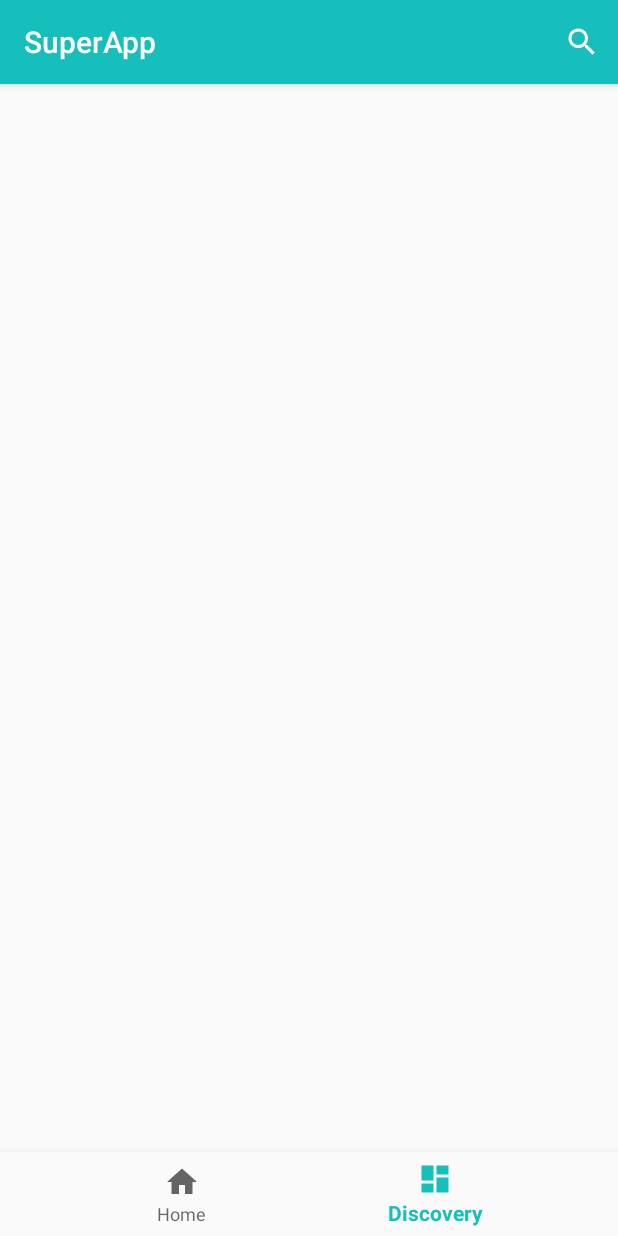
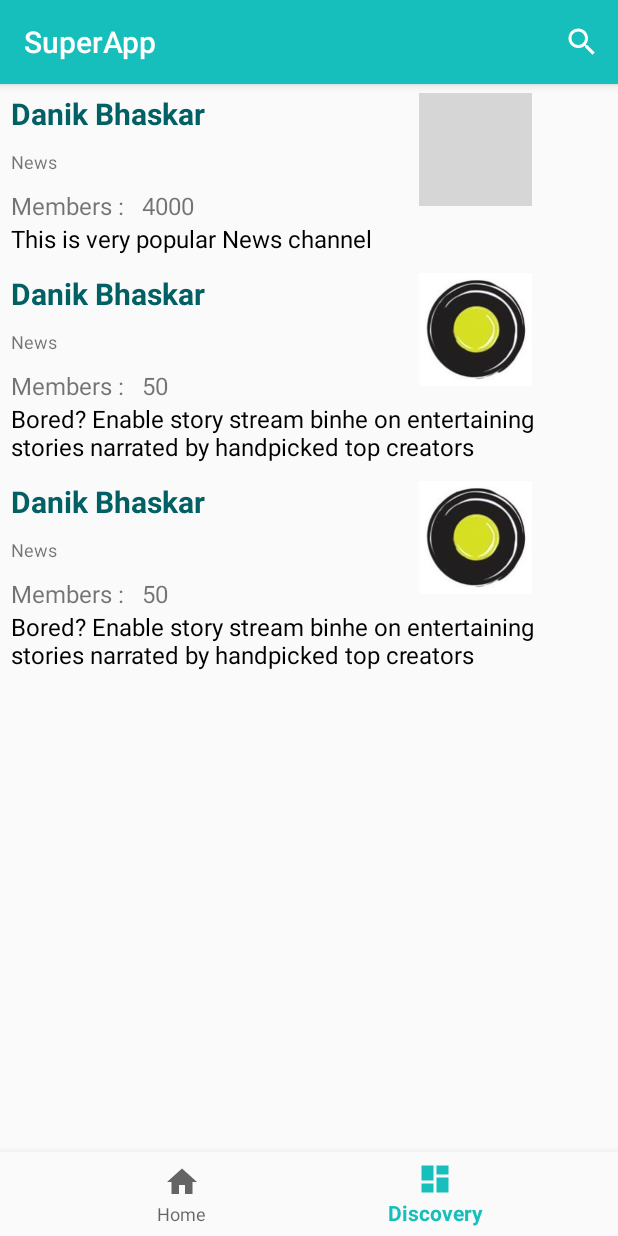
Before and after one commit to androdev700/SuperApp, an Android app: the screen it shows after launch (MainActivity), item 2 of the bottom bar chosen, on a phone screen of 412 x 824 dp. Run offline under Robolectric (Android 15) with nearby library versions, the phone set to English and light mode, and no system bars; pictures from the network do not load; grey boxes are pictures that could not be loaded.

Commit message:
Discovery Screen

```diff
--- a/app/src/main/AndroidManifest.xml
+++ b/app/src/main/AndroidManifest.xml
@@ -2,6 +2,8 @@
 <manifest xmlns:android="http://schemas.android.com/apk/res/android"
     xmlns:tools="http://schemas.android.com/tools"
     package="com.oldmen.superapp">
+
+    <uses-permission android:name="android.permission.INTERNET" />
 
     <application
         android:allowBackup="false"
--- a/app/src/main/java/com/oldmen/superapp/ui/activity/MainActivity.java
+++ b/app/src/main/java/com/oldmen/superapp/ui/activity/MainActivity.java
@@ -14,6 +14,7 @@
 import com.oldmen.superapp.R;
 import com.oldmen.superapp.ui.activity.addchannel.AddActivity;
 import com.oldmen.superapp.ui.fragment.HomeFragment;
+import com.oldmen.superapp.ui.fragment.discovery.DiscoveryFragment;
 
 public class MainActivity extends AppCompatActivity {
 
@@ -41,7 +42,7 @@
                         getMenuInflater().inflate(R.menu.menu_discovery, mOptionsMenu);
                     }
                     mfragmentTransaction = getSupportFragmentManager().beginTransaction();
-                    mfragmentTransaction.replace(R.id.main_frame, new HomeFragment());
+                    mfragmentTransaction.replace(R.id.main_frame, new DiscoveryFragment());
                     mfragmentTransaction.commit();
                     return true;
             }
--- a/app/src/main/java/com/oldmen/superapp/ui/fragment/DiscoveryFragment.java
+++ /dev/null
@@ -1,27 +0,0 @@
-package com.oldmen.superapp.ui.fragment;
-
-import android.os.Bundle;
-
-import androidx.fragment.app.Fragment;
-
-import android.view.LayoutInflater;
-import android.view.View;
-import android.view.ViewGroup;
-
-import com.oldmen.superapp.R;
-
-public class DiscoveryFragment extends Fragment {
-
-    public DiscoveryFragment() {
-        // Required empty public constructor
-    }
-
-
-    @Override
-    public View onCreateView(LayoutInflater inflater, ViewGroup container,
-                             Bundle savedInstanceState) {
-        // Inflate the layout for this fragment
-        return inflater.inflate(R.layout.fragment_discovery, container, false);
-    }
-
-}
--- /dev/null
+++ b/app/src/main/java/com/oldmen/superapp/ui/fragment/discovery/Data.java
@@ -0,0 +1,13 @@
+package com.oldmen.superapp.ui.fragment.discovery;
+
+public class Data {
+
+    String string = "[{\"title\":\"Pratilipi Hackathon\",\"category\":\"Update\",\"description\":\"Know whats going on in the pratilipi hackathon\", \"members\":40, \"logo\":\"\"}," +
+            "{\"title\":\"Unacademy\",\"category\":\"Education\",\"description\":\"India's largest learning platform\", \"members\":400, \"logo\":\"\"}," +
+            "{\"title\":\"Netflix\",\"category\":\"Entertainment\",\"description\":\"Watch anywhere\",\"rating\":4, \"members\":832, \"logo\":\"\"}," +
+            "{\"title\":\"Zomato\",\"category\":\"Food\",\"description\":\"Find the best restaurants, cafés, and bars in Bengaluru\",\"rating\":4, \"members\":900, \"logo\":\"\"}," +
+            "{\"title\":\"Makemytrip\",\"category\":\"Food\",\"description\":\"Book flights and hotels for your dream destination\",\"rating\":4, \"members\":900, \"logo\":\"\"}," +
+            "{\"title\":\"Economic Times\",\"category\":\"News\",\"description\":\"Stay updated about what happening around the world\",\"rating\":4, \"members\":900, \"logo\":\"\"}," +
+            "{\"title\":\"Angry Birds\",\"category\":\"Game\",\"description\":\"Find the best restaurants, cafés, and bars in Bengaluru\",\"rating\":4, \"members\":900, \"logo\":\"\"}," +
+            "{\"title\":\"Coursera\",\"category\":\"Education\",\"description\":\"100% online learning from the world’s best universities and companies\",\"rating\":4, \"members\":400, \"logo\":\"\"},";
+}
--- /dev/null
+++ b/app/src/main/java/com/oldmen/superapp/ui/fragment/discovery/DiscoveryAdapter.java
@@ -0,0 +1,98 @@
+package com.oldmen.superapp.ui.fragment.discovery;
+
+import android.content.Context;
+import android.util.Log;
+import android.view.LayoutInflater;
+import android.view.View;
+import android.view.ViewGroup;
+import android.widget.ImageView;
+import android.widget.LinearLayout;
+import android.widget.RatingBar;
+import android.widget.TextView;
+import android.widget.Toast;
+
+import androidx.annotation.NonNull;
+import androidx.core.content.ContextCompat;
+import androidx.recyclerview.widget.RecyclerView;
+
+import com.bumptech.glide.Glide;
+import com.oldmen.superapp.R;
+
+import org.json.JSONArray;
+import org.json.JSONException;
+import org.json.JSONObject;
+
+public class DiscoveryAdapter extends RecyclerView.Adapter<DiscoveryAdapter.DataHolder> {
+
+    private String TAG = DiscoveryAdapter.class.getSimpleName();
+    private Context mContext;
+
+    private JSONArray  mList;
+
+    public DiscoveryAdapter(Context context) {
+        mContext = context;
+        try {
+            mList = new JSONArray("[{\"title\":\"Danik Bhaskar\",\"category\":\"News\",\"description\":\"This is very popular News channel\",\"rating\":4, \"members\":4000},{\"title\":\"Danik Bhaskar\",\"category\":\"News\",\"discription\":\"This is very popular News channel\",\"rating\":4, \"members\":4000},{\"title\":\"Danik Bhaskar\",\"category\":\"News\",\"discription\":\"This is very popular News channel\",\"rating\":4, \"members\":4000}]");
+        } catch (JSONException e) {
+            Log.e(TAG, "DiscoveryAdapter: Error in creating json");
+        }
+    }
+
+    @NonNull
+    @Override
+    public DataHolder onCreateViewHolder(@NonNull ViewGroup parent, int viewType) {
+        return new DataHolder(LayoutInflater.from(parent.getContext())
+                .inflate(R.layout.discovery_card, parent, false));
+    }
+
+    @Override
+    public void onBindViewHolder(@NonNull DataHolder holder, int position) {
+
+        try {
+            JSONObject json = mList.getJSONObject(position);
+            holder.title.setText(json.getString("title"));
+            holder.category.setText(json.getString("category"));
+            holder.discription.setText(json.getString("description"));
+            holder.memberCount.setText(json.getString("members"));
+            Glide.with(mContext).load("https://github.com/androdev700/SuperApp/raw/master/logos/Netflix_icon.png").into(holder.image);
+        } catch (JSONException e) {
+            Log.e(TAG, "onBindViewHolder: Error in extracting data");
+        }
+    }
+
+    @Override
+    public int getItemCount() {
+        return mList.length();
+    }
+
+    class DataHolder extends RecyclerView.ViewHolder {
+
+        private LinearLayout card;
+        private TextView title;
+        private TextView category;
+//        private RatingBar rating;
+        private TextView memberCount;
+        private TextView discription;
+        private ImageView image;
+
+
+        public DataHolder(@NonNull View itemView) {
+            super(itemView);
+
+            card = itemView.findViewById(R.id.discovery_card);
+            title = itemView.findViewById(R.id.title);
+            category = itemView.findViewById(R.id.category);
+//            rating = itemView.findViewById(R.id.rating_bar);
+            memberCount = itemView.findViewById(R.id.rating_count);
+            discription = itemView.findViewById(R.id.discription);
+            image = itemView.findViewById(R.id.logo);
+
+            card.setOnClickListener(new View.OnClickListener() {
+                @Override
+                public void onClick(View view) {
+                    Toast.makeText(mContext, "This is dummy item", Toast.LENGTH_SHORT).show();
+                }
+            });
+        }
+    }
+}
--- /dev/null
+++ b/app/src/main/java/com/oldmen/superapp/ui/fragment/discovery/DiscoveryFragment.java
@@ -0,0 +1,47 @@
+package com.oldmen.superapp.ui.fragment.discovery;
+
+import android.os.Bundle;
+
+import androidx.annotation.NonNull;
+import androidx.annotation.Nullable;
+import androidx.fragment.app.Fragment;
+import androidx.recyclerview.widget.LinearLayoutManager;
+import androidx.recyclerview.widget.RecyclerView;
+
+import android.view.LayoutInflater;
+import android.view.View;
+import android.view.ViewGroup;
+
+import com.oldmen.superapp.R;
+
+public class DiscoveryFragment extends Fragment {
+
+    private RecyclerView mRecyclerView;
+    private RecyclerView.Adapter mAdapter;
+
+    public DiscoveryFragment() {
+        // Required empty public constructor
+    }
+
+
+    @Override
+    public View onCreateView(LayoutInflater inflater, ViewGroup container,
+                             Bundle savedInstanceState) {
+        // Inflate the layout for this fragment
+        View view = inflater.inflate(R.layout.fragment_discovery, container, false);
+        mRecyclerView = view.findViewById(R.id.discovery_recyclerview);
+        return view;
+    }
+
+    @Override
+    public void onViewCreated(@NonNull View view, @Nullable Bundle savedInstanceState) {
+        super.onViewCreated(view, savedInstanceState);
+
+        LinearLayoutManager manager = new LinearLayoutManager(getContext());
+        manager.setOrientation(RecyclerView.VERTICAL);
+        mRecyclerView.setLayoutManager(manager);
+        mRecyclerView.setHasFixedSize(true);
+        mAdapter = new DiscoveryAdapter(getContext());
+        mRecyclerView.setAdapter(mAdapter);
+    }
+}
--- /dev/null
+++ b/app/src/main/res/layout/discovery_card.xml
@@ -0,0 +1,94 @@
+<?xml version="1.0" encoding="utf-8"?>
+<LinearLayout xmlns:android="http://schemas.android.com/apk/res/android"
+    xmlns:app="http://schemas.android.com/apk/res-auto"
+    xmlns:card_view="http://schemas.android.com/apk/res-auto"
+    xmlns:tools="http://schemas.android.com/tools"
+    android:id="@+id/discovery_card"
+    android:layout_width="match_parent"
+    android:layout_height="wrap_content"
+    android:layout_gravity="top"
+    android:layout_marginLeft="7dp"
+    android:layout_marginTop="6dp"
+    android:layout_marginRight="7dp"
+    android:layout_marginBottom="6dp"
+    android:orientation="vertical">
+
+    <RelativeLayout
+        android:layout_width="match_parent"
+        android:layout_height="wrap_content">
+
+        <LinearLayout
+            android:layout_width="wrap_content"
+            android:layout_height="wrap_content"
+            android:orientation="vertical"
+            android:layout_alignParentStart="true">
+            <TextView
+                android:id="@+id/title"
+                android:layout_width="wrap_content"
+                android:layout_height="wrap_content"
+                android:text="This is title"
+                android:textColor="@color/colorPrimaryDark"
+                android:textStyle="bold"
+                android:textSize="20sp"/>
+
+            <TextView
+                android:id="@+id/category"
+                android:layout_width="wrap_content"
+                android:layout_height="wrap_content"
+                android:layout_marginTop="10dp"
+                android:textSize="12sp"
+                android:text="Music - Movies"/>
+
+
+            <LinearLayout
+                android:layout_width="wrap_content"
+                android:layout_height="match_parent"
+                android:layout_marginTop="10dp"
+                android:gravity="center">
+
+                <!--<RatingBar-->
+                    <!--android:id="@+id/rating_bar"-->
+                    <!--android:isIndicator="true"-->
+                    <!--android:numStars="5"-->
+                    <!--android:stepSize="0.5"-->
+                    <!--style="?android:attr/ratingBarStyleSmall"-->
+                    <!--android:layout_width="wrap_content"-->
+                    <!--android:layout_height="wrap_content"-->
+                    <!--android:rating="4.5"-->
+                    <!--/>-->
+
+                <TextView
+                    android:layout_width="wrap_content"
+                    android:layout_height="wrap_content"
+                    android:textSize="16sp"
+                    android:text="Members : "/>
+                <TextView
+                    android:id="@+id/rating_count"
+                    android:layout_width="wrap_content"
+                    android:layout_height="wrap_content"
+                    android:layout_marginStart="8dp"
+                    android:textSize="16sp"
+                    android:text="50"/>
+            </LinearLayout>
+        </LinearLayout>
+
+        <ImageView
+            android:id="@+id/logo"
+            android:layout_width="75dp"
+            android:layout_height="75dp"
+            android:layout_marginEnd="50dp"
+            android:scaleType="fitXY"
+            android:src="@drawable/demo"
+            android:layout_alignParentEnd="true"/>
+
+    </RelativeLayout>
+
+    <TextView
+        android:id="@+id/discription"
+        android:layout_width="match_parent"
+        android:layout_height="wrap_content"
+        android:textSize="16sp"
+        android:textColor="#000"
+        android:text="Bored? Enable story stream binhe on entertaining stories narrated by handpicked top creators"/>
+
+</LinearLayout>
--- a/app/src/main/res/layout/fragment_discovery.xml
+++ b/app/src/main/res/layout/fragment_discovery.xml
@@ -3,7 +3,12 @@
     xmlns:tools="http://schemas.android.com/tools"
     android:layout_width="match_parent"
     android:layout_height="match_parent"
-    tools:context=".ui.fragment.DiscoveryFragment">
+    tools:context=".ui.fragment.discovery.DiscoveryFragment">
 
 
+    <androidx.recyclerview.widget.RecyclerView
+        android:id="@+id/discovery_recyclerview"
+        android:layout_width="match_parent"
+        android:layout_height="match_parent" />
+
 </FrameLayout>
```
Also changed, not shown: app/src/main/res/drawable/demo.png (added).
